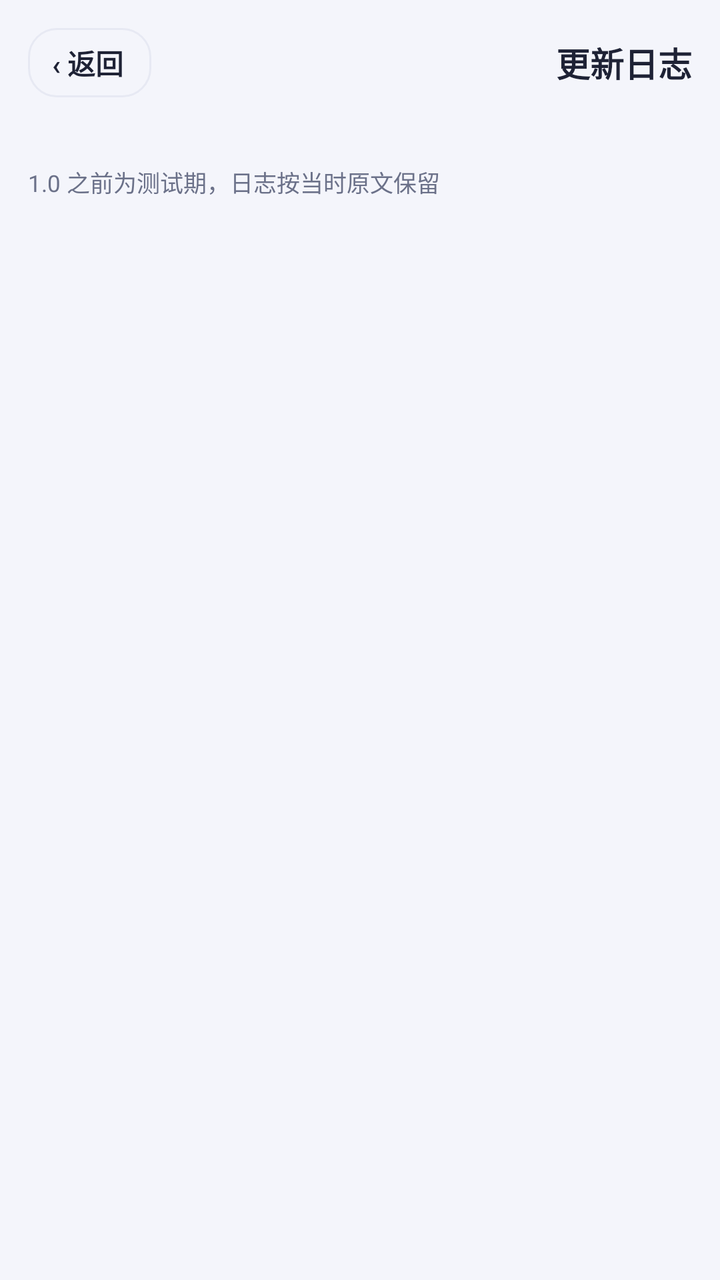
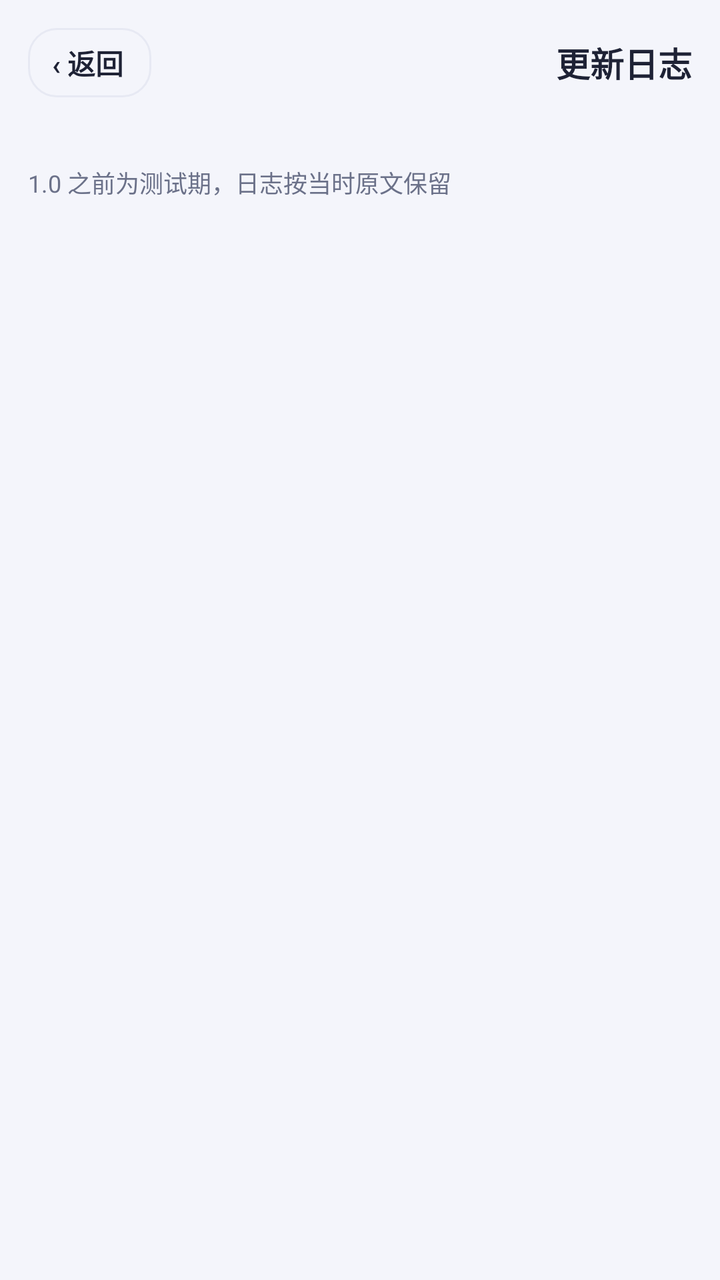

Screens rendered from an Android XML layout before and after an edit, with the pre-edit source and the edit as a unified diff.
<!-- AndroidManifest.xml: application theme Theme.WeekdayAlarm -->
<!-- res/layout/activity_changelog.xml -->
<?xml version="1.0" encoding="utf-8"?>
<ScrollView xmlns:android="http://schemas.android.com/apk/res/android"
    android:id="@+id/sv_changelog"
    android:layout_width="match_parent"
    android:layout_height="match_parent"
    android:background="@color/bg"
    android:fitsSystemWindows="true">

    <LinearLayout
        android:layout_width="match_parent"
        android:layout_height="wrap_content"
        android:orientation="vertical"
        android:padding="14dp">

        
        <LinearLayout
            android:layout_width="match_parent"
            android:layout_height="wrap_content"
            android:gravity="center_vertical"
            android:orientation="horizontal">

            <TextView
                android:id="@+id/btn_back"
                android:layout_width="wrap_content"
                android:layout_height="wrap_content"
                android:background="@drawable/bg_time_outline"
                android:clickable="true"
                android:focusable="true"
                android:paddingStart="12dp"
                android:paddingEnd="14dp"
                android:paddingTop="7dp"
                android:paddingBottom="7dp"
                android:text="‹ 返回"
                android:textColor="@color/ink"
                android:textSize="14sp"
                android:textStyle="bold" />

            <TextView
                android:layout_width="0dp"
                android:layout_height="wrap_content"
                android:layout_weight="1"
                android:gravity="end"
                android:text="更新日志"
                android:textColor="@color/ink"
                android:textSize="17sp"
                android:textStyle="bold" />
        </LinearLayout>

        
        <TextView
            android:id="@+id/tv_changelog_sub"
            android:layout_width="match_parent"
            android:layout_height="wrap_content"
            android:layout_marginTop="@dimen/space_12"
            android:textColor="@color/sub"
            android:textSize="13sp" />

        <TextView
            android:id="@+id/tv_changelog_note"
            android:layout_width="match_parent"
            android:layout_height="wrap_content"
            android:layout_marginTop="@dimen/space_4"
            android:layout_marginBottom="@dimen/space_12"
            android:lineSpacingMultiplier="1.3"
            android:text="@string/changelog_test_note"
            android:textColor="@color/sub"
            android:textSize="11.5sp" />

        <LinearLayout
            android:id="@+id/ll_changelog"
            android:layout_width="match_parent"
            android:layout_height="wrap_content"
            android:orientation="vertical" />
    </LinearLayout>
</ScrollView>
<!-- resources referenced by this layout -->
<resources>
  <color name="bg">#F4F5FB</color>
  <color name="ink">#1E2235</color>
  <color name="sub">#6B7189</color>
  <dimen name="space_12">12dp</dimen>
  <dimen name="space_4">4dp</dimen>
  <!-- drawable bg_time_outline (drawable) -->
  <?xml version="1.0" encoding="utf-8"?>
  <ripple xmlns:android="http://schemas.android.com/apk/res/android"
      android:color="#1F4F46E5">
      <item>
          <shape android:shape="rectangle">
              <solid android:color="@color/bg" />
              <corners android:radius="@dimen/radius_row" />
              <stroke android:width="1dp" android:color="@color/line" />
          </shape>
      </item>
  </ripple>
  <string name="changelog_test_note">1.0 之前为测试期，日志按当时原文保留</string>
  <style name="Theme.WeekdayAlarm" parent="Theme.Material3.DayNight.NoActionBar">
          <item name="colorPrimary">@color/indigo</item>
          <item name="colorPrimaryVariant">@color/indigo_dark</item>
          <item name="colorOnPrimary">@color/white</item>
          <item name="android:statusBarColor">@color/bg</item>
          <item name="android:windowLightStatusBar">true</item>
      </style>
  <dimen name="radius_row">14dp</dimen>
  <color name="line">#E7E9F3</color>
  <color name="indigo">#4F46E5</color>
  <color name="indigo_dark">#4338CA</color>
  <color name="white">#FFFFFFFF</color>
</resources>

<!-- the commit's change to res/layout/activity_changelog.xml (unified diff, before → after) -->
@@ -64,7 +64,7 @@
             android:lineSpacingMultiplier="1.3"
             android:text="@string/changelog_test_note"
             android:textColor="@color/sub"
-            android:textSize="11.5sp" />
+            android:textSize="12sp" />
 
         <LinearLayout
             android:id="@+id/ll_changelog"
